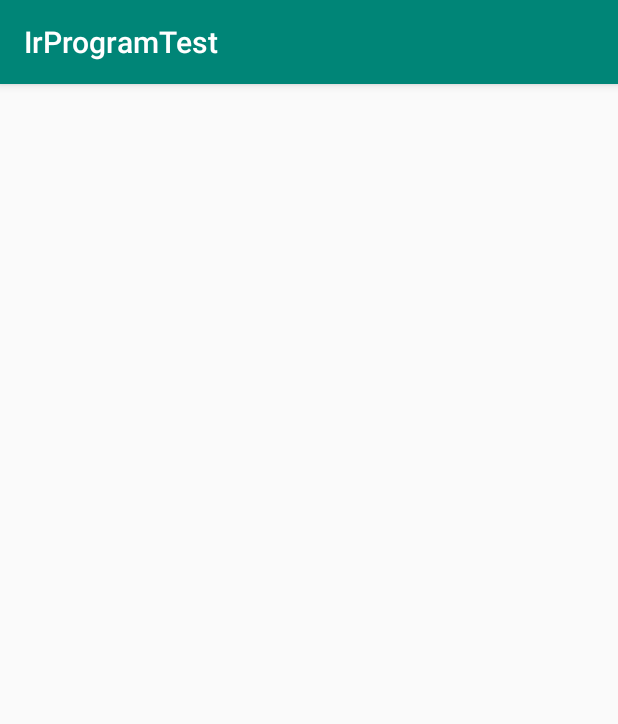
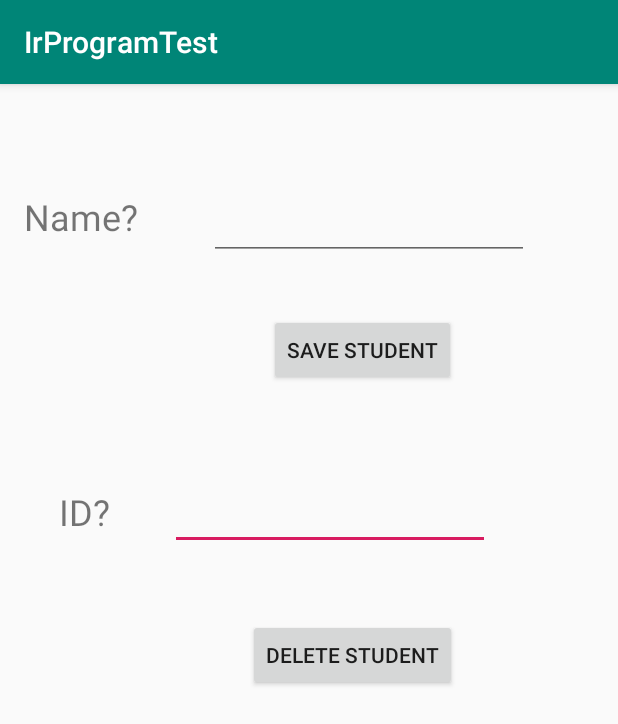
Before and after one commit to HTC77/android-irprogram.com-examples, an Android app: the screen it shows after launch (MainActivity), on a phone screen of 412 x 824 dp. Shown: the top 724 px of the screen. Run offline under Robolectric (Android 15) with nearby library versions, the phone set to English and light mode, and no system bars.

Commit message:
insert and delete

```diff
--- a/app/src/main/java/com/example/irprogramtest/MainActivity.java
+++ b/app/src/main/java/com/example/irprogramtest/MainActivity.java
@@ -2,13 +2,47 @@ package com.example.irprogramtest;
 
 import android.os.Bundle;
 import android.support.v7.app.AppCompatActivity;
+import android.view.View;
+import android.widget.EditText;
+import android.widget.Toast;
 
 public class MainActivity extends AppCompatActivity {
-    MyDatabaseHelper myDB;
+    private MyDatabaseHelper myDB;
+    private EditText etName;
+    private EditText etID;
     @Override
     protected void onCreate(Bundle savedInstanceState) {
         super.onCreate(savedInstanceState);
         setContentView(R.layout.activity_main);
         myDB = new MyDatabaseHelper(this);
+        etName = findViewById(R.id.etName);
+        etID = findViewById(R.id.etId);
+    }
+
+    public void onBtnSaveClick(View v){
+        String temp = etName.getText().toString();
+        if(temp.length() < 1){
+            etName.setHint("Enter a name");
+            return;
+        }
+        String m ="";
+        if(myDB.insertData(temp))
+            m = "Data inserted";
+        else
+            m = "Error in inserting process";
+        Toast.makeText(this, m, Toast.LENGTH_SHORT).show();
+    }
+    public void onBtnDeleteClick(View v){
+        String temp = etID.getText().toString();
+        if(temp.length() < 1){
+            etID.setHint("Enter a ID");
+            return;
+        }
+        String m ="";
+        if(myDB.deleteData(temp))
+            m = "Data deleted";
+        else
+            m = "Error in deleting process";
+        Toast.makeText(this, m, Toast.LENGTH_SHORT).show();
     }
 }
--- a/app/src/main/java/com/example/irprogramtest/MyDatabaseHelper.java
+++ b/app/src/main/java/com/example/irprogramtest/MyDatabaseHelper.java
@@ -1,5 +1,6 @@
 package com.example.irprogramtest;
 
+import android.content.ContentValues;
 import android.content.Context;
 import android.database.sqlite.SQLiteDatabase;
 import android.database.sqlite.SQLiteOpenHelper;
@@ -25,4 +26,17 @@ public class MyDatabaseHelper extends SQLiteOpenHelper {
         db.execSQL("DROP TABLE IF EXISTS " + TBL_NAME);
         onCreate(db);
     }
+
+    boolean insertData(String name){
+        SQLiteDatabase db = getWritableDatabase();
+        ContentValues cv = new ContentValues();
+        cv.put("Name",name);
+        return db.insert(TBL_NAME,null,cv) == -1 ? false : true;
+    }
+    boolean deleteData(String id){
+        SQLiteDatabase db = getWritableDatabase();
+        ContentValues cv = new ContentValues();
+        cv.put("Id",id);
+        return db.delete(TBL_NAME,"Id = ?",new String[] {id}) == 0 ? false : true;
+    }
 }
--- a/app/src/main/res/layout/activity_main.xml
+++ b/app/src/main/res/layout/activity_main.xml
@@ -5,4 +5,76 @@
     android:layout_width="match_parent"
     android:layout_height="match_parent"
     android:onClick="nextBtnClicked"
-    tools:context=".MainActivity"/>
+    tools:context=".MainActivity">
+
+    <TextView
+        android:id="@+id/textView2"
+        android:layout_width="wrap_content"
+        android:layout_height="wrap_content"
+        android:layout_marginStart="39dp"
+        android:layout_marginLeft="39dp"
+        android:text="ID?"
+        android:textSize="24sp"
+        app:layout_constraintBaseline_toBaselineOf="@+id/etId"
+        app:layout_constraintStart_toStartOf="parent" />
+
+    <EditText
+        android:id="@+id/etId"
+        android:layout_width="wrap_content"
+        android:layout_height="wrap_content"
+        android:layout_marginStart="40dp"
+        android:layout_marginLeft="40dp"
+        android:layout_marginTop="64dp"
+        android:ems="10"
+        android:inputType="textPersonName"
+        app:layout_constraintStart_toEndOf="@+id/textView2"
+        app:layout_constraintTop_toBottomOf="@+id/btnSaveStudent" />
+
+    <Button
+        android:id="@+id/btnDeleteStudent"
+        android:layout_width="wrap_content"
+        android:layout_height="wrap_content"
+        android:layout_marginTop="46dp"
+        android:layout_marginEnd="22dp"
+        android:layout_marginRight="22dp"
+        android:onClick="onBtnDeleteClick"
+        android:text="Delete Student"
+        app:layout_constraintEnd_toEndOf="@+id/etId"
+        app:layout_constraintTop_toBottomOf="@+id/etId" />
+
+    <TextView
+        android:id="@+id/textView"
+        android:layout_width="wrap_content"
+        android:layout_height="wrap_content"
+        android:layout_marginStart="16dp"
+        android:layout_marginLeft="16dp"
+        android:layout_marginTop="72dp"
+        android:text="Name?"
+        android:textSize="24sp"
+        app:layout_constraintStart_toStartOf="parent"
+        app:layout_constraintTop_toTopOf="parent" />
+
+    <EditText
+        android:id="@+id/etName"
+        android:layout_width="wrap_content"
+        android:layout_height="wrap_content"
+        android:layout_marginTop="72dp"
+        android:layout_marginEnd="59dp"
+        android:layout_marginRight="59dp"
+        android:ems="10"
+        android:inputType="textPersonName"
+        app:layout_constraintEnd_toEndOf="parent"
+        app:layout_constraintTop_toTopOf="parent" />
+
+    <Button
+        android:id="@+id/btnSaveStudent"
+        android:layout_width="wrap_content"
+        android:layout_height="wrap_content"
+        android:layout_marginStart="40dp"
+        android:layout_marginLeft="40dp"
+        android:layout_marginTop="36dp"
+        android:onClick="onBtnSaveClick"
+        android:text="Save Student"
+        app:layout_constraintStart_toStartOf="@+id/etName"
+        app:layout_constraintTop_toBottomOf="@+id/etName" />
+</android.support.constraint.ConstraintLayout>
```
